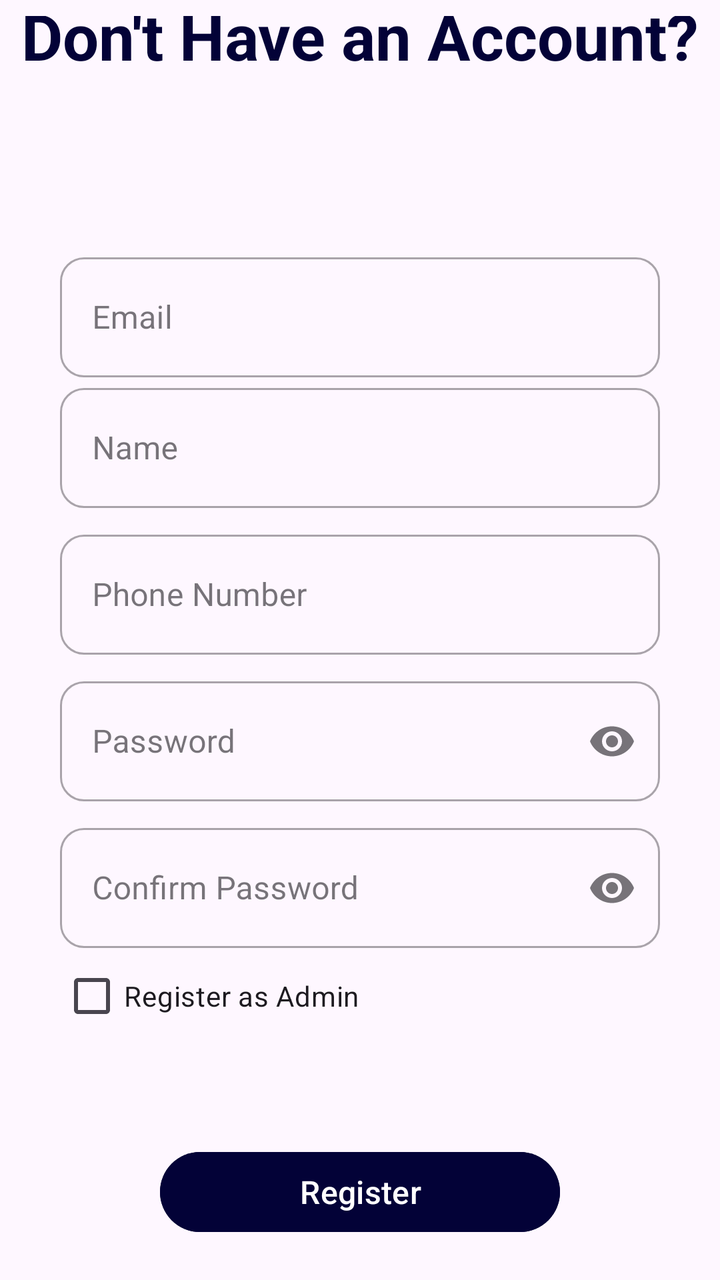
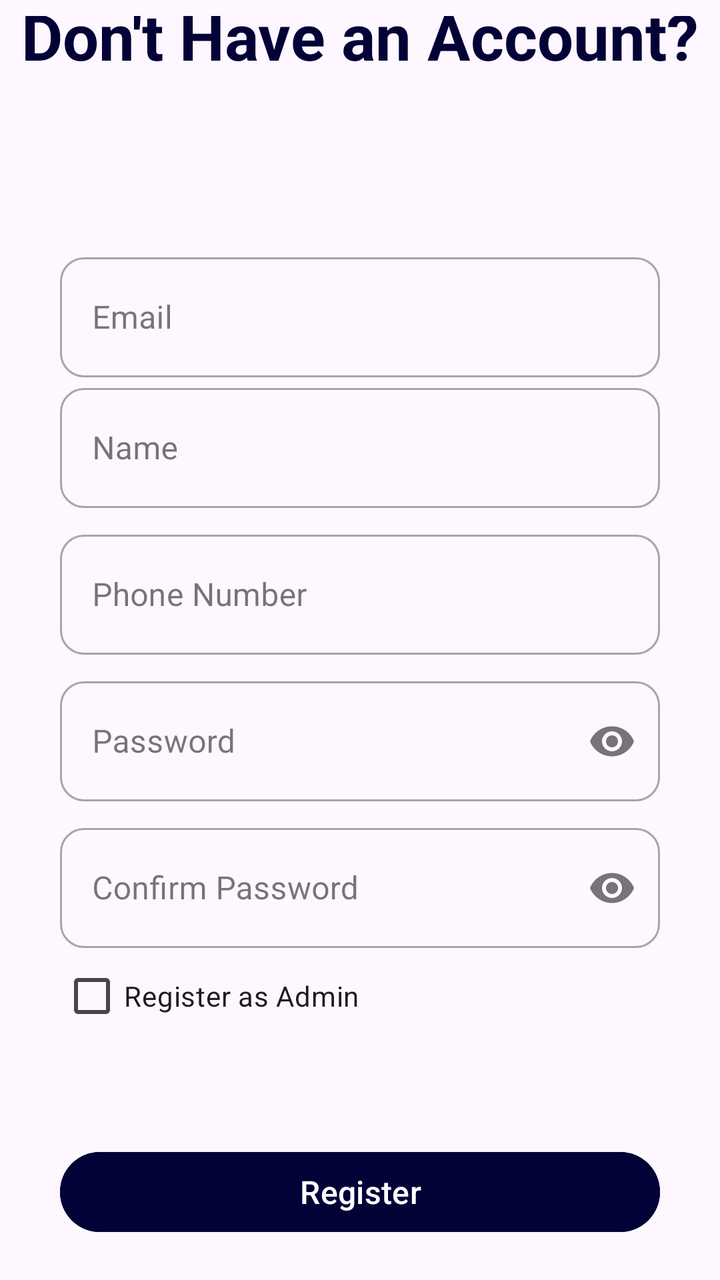

The first picture is an Android layout as it rendered before a commit; the second is the same layout after the commit. The layout source and the unified diff follow.
<!-- AndroidManifest.xml: application theme Theme.BasicViews -->
<!-- res/layout/activity_register.xml -->
<?xml version="1.0" encoding="utf-8"?>
<androidx.constraintlayout.widget.ConstraintLayout xmlns:android="http://schemas.android.com/apk/res/android"
    xmlns:app="http://schemas.android.com/apk/res-auto"
    xmlns:tools="http://schemas.android.com/tools"
    android:id="@+id/main"
    android:layout_width="match_parent"
    android:layout_height="match_parent"
    tools:context=".Register">

    <LinearLayout
        android:layout_width="match_parent"
        android:layout_height="match_parent"
        android:gravity="center"
        android:orientation="vertical"
        android:padding="8dp">

        <TextView
            android:id="@+id/textView"
            android:layout_width="wrap_content"
            android:layout_height="wrap_content"
            android:text="Don't Have an Account?"
            android:textSize="32sp"
            android:textStyle="bold"
            android:textColor="#030237"/>

        <com.google.android.material.textfield.TextInputLayout
            style="@style/Widget.MaterialComponents.TextInputLayout.OutlinedBox"
            android:layout_width="300dp"
            android:layout_height="wrap_content"
            android:layout_marginTop="84dp"
            app:boxCornerRadiusBottomEnd="12dp"
            app:boxCornerRadiusBottomStart="12dp"
            app:boxCornerRadiusTopEnd="12dp"
            app:boxCornerRadiusTopStart="12dp">

            <com.google.android.material.textfield.TextInputEditText
                android:id="@+id/emailInput"
                android:layout_width="match_parent"
                android:layout_height="60dp"
                android:hint="Email"
                android:inputType="textEmailAddress" />
        </com.google.android.material.textfield.TextInputLayout>

        <com.google.android.material.textfield.TextInputLayout
            style="@style/Widget.MaterialComponents.TextInputLayout.OutlinedBox"
            android:layout_width="300dp"
            android:layout_height="wrap_content"
            app:boxCornerRadiusBottomEnd="12dp"
            app:boxCornerRadiusBottomStart="12dp"
            app:boxCornerRadiusTopEnd="12dp"
            app:boxCornerRadiusTopStart="12dp">

            <com.google.android.material.textfield.TextInputEditText
                android:id="@+id/nameInput"
                android:layout_width="match_parent"
                android:layout_height="60dp"
                android:hint="Name"
                android:inputType="textPersonName" />
        </com.google.android.material.textfield.TextInputLayout>

        <com.google.android.material.textfield.TextInputLayout
            style="@style/Widget.MaterialComponents.TextInputLayout.OutlinedBox"
            android:layout_width="300dp"
            android:layout_height="wrap_content"
            android:layout_marginTop="8dp"
            app:boxCornerRadiusBottomEnd="12dp"
            app:boxCornerRadiusBottomStart="12dp"
            app:boxCornerRadiusTopEnd="12dp"
            app:boxCornerRadiusTopStart="12dp">

            <com.google.android.material.textfield.TextInputEditText
                android:id="@+id/phoneInput"
                android:layout_width="match_parent"
                android:layout_height="60dp"
                android:hint="Phone Number"
                android:inputType="phone" />
        </com.google.android.material.textfield.TextInputLayout>

        <com.google.android.material.textfield.TextInputLayout
            style="@style/Widget.MaterialComponents.TextInputLayout.OutlinedBox"
            android:layout_width="300dp"
            android:layout_height="wrap_content"
            android:layout_marginTop="8dp"
            app:boxCornerRadiusBottomEnd="12dp"
            app:boxCornerRadiusBottomStart="12dp"
            app:boxCornerRadiusTopEnd="12dp"
            app:boxCornerRadiusTopStart="12dp"
            app:endIconMode="password_toggle">

            <com.google.android.material.textfield.TextInputEditText
                android:id="@+id/passwordInput"
                android:layout_width="match_parent"
                android:layout_height="60dp"
                android:hint="Password"
                android:inputType="textPassword" />
        </com.google.android.material.textfield.TextInputLayout>

        <com.google.android.material.textfield.TextInputLayout
            style="@style/Widget.MaterialComponents.TextInputLayout.OutlinedBox"
            android:layout_width="300dp"
            android:layout_height="wrap_content"
            android:layout_marginTop="8dp"
            app:boxCornerRadiusBottomEnd="12dp"
            app:boxCornerRadiusBottomStart="12dp"
            app:boxCornerRadiusTopEnd="12dp"
            app:boxCornerRadiusTopStart="12dp"
            app:endIconMode="password_toggle">

            <com.google.android.material.textfield.TextInputEditText
                android:id="@+id/confirmPasswordInput"
                android:layout_width="match_parent"
                android:layout_height="60dp"
                android:hint="Confirm Password"
                android:inputType="textPassword" />
        </com.google.android.material.textfield.TextInputLayout>

        <CheckBox
            android:id="@+id/adminCheck"
            android:layout_width="300dp"
            android:layout_height="wrap_content"
            android:text="Register as Admin" />

        <Button
            android:id="@+id/button"
            android:layout_width="200dp"
            android:layout_height="wrap_content"
            android:layout_marginTop="50dp"
            android:backgroundTint="#030237"
            android:text="Register"
            android:textSize="16sp" />

        <TextView
            android:id="@+id/loginLink"
            android:layout_width="wrap_content"
            android:layout_height="wrap_content"
            android:layout_marginTop="24dp"
            android:text="Have an account? Login" />

    </LinearLayout>

</androidx.constraintlayout.widget.ConstraintLayout>
<!-- resources referenced by this layout -->
<resources>
  <style name="Theme.BasicViews" parent="Base.Theme.BasicViews" />
  <style name="Base.Theme.BasicViews" parent="Theme.Material3.DayNight.NoActionBar">
          
          
          <item name="android:statusBarColor" tools:targetApi="l">@color/white</item>
      </style>
  <color name="white">#FFFFFFFF</color>
</resources>

<!-- the commit's change to res/layout/activity_register.xml (unified diff, before → after) -->
@@ -122,7 +122,7 @@
 
         <Button
             android:id="@+id/button"
-            android:layout_width="200dp"
+            android:layout_width="300dp"
             android:layout_height="wrap_content"
             android:layout_marginTop="50dp"
             android:backgroundTint="#030237"
